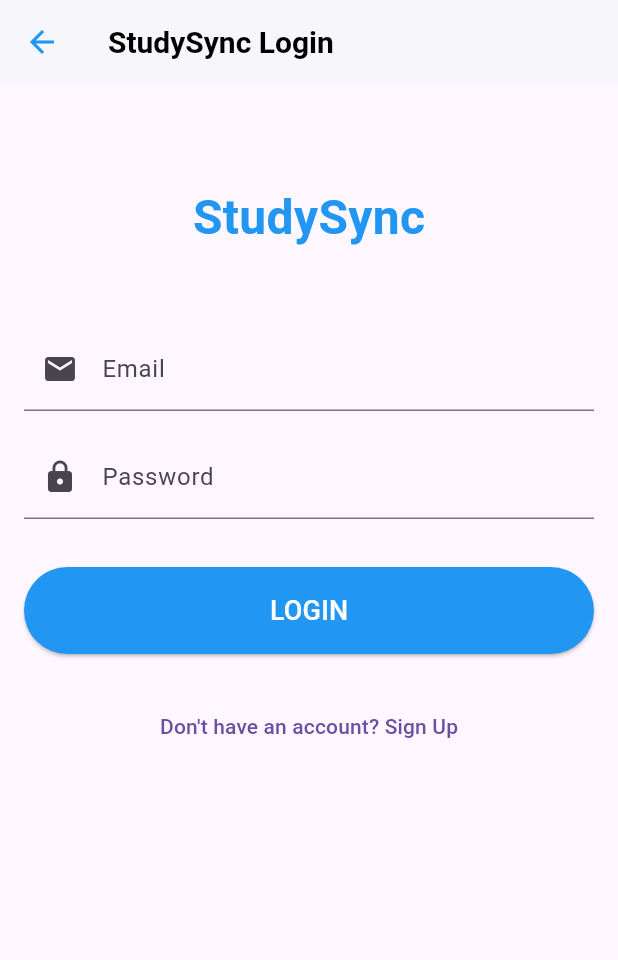
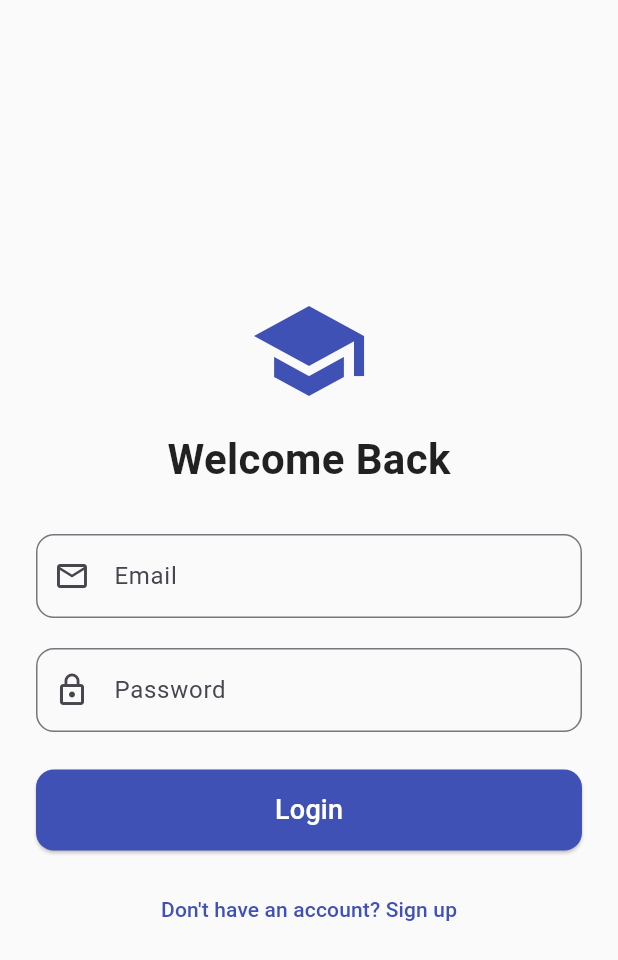
Before and after one commit to syedhuzyfaali/Flutter-Virtual-Internship, a Flutter app: the LoginScreen screen opened by its route, on a phone screen of 412 x 824 dp. Shown: the top 960 px of the screen. Run offline on Flutter 3.47's test engine with Material 3 defaults, Android fonts, the phone set to English and light mode, and no system bars.

Commit message:
Update login_screen.dart
Updated the login screen to use local temp data since mock api is down

```diff
--- a/lib/Screens/login_screen.dart
+++ b/lib/Screens/login_screen.dart
@@ -1,8 +1,4 @@
-// ignore_for_file: use_build_context_synchronously
-
 import 'package:flutter/material.dart';
-import 'dart:convert'; // Required for jsonDecode
-import 'package:http/http.dart' as http; // Required for API calls
 
 class LoginScreen extends StatefulWidget {
   const LoginScreen({super.key});
@@ -16,135 +12,155 @@ class _LoginScreenState extends State<LoginScreen> {
   final _emailController = TextEditingController();
   final _passwordController = TextEditingController();
 
-  final String _mockApiBaseUrl = 'https://68f34f12fd14a9fcc428651a.mockapi.io/user';
+  bool _isLoading = false;
+
+  // 🔹 Temporary local mock user list (no API)
+  final List<Map<String, String>> _mockUsers = [
+    {
+      'email': 'student@example.com',
+      'password': '12345',
+      'fname': 'John',
+    },
+    {
+      'email': 'admin@example.com',
+      'password': 'admin123',
+      'fname': 'Admin',
+    },
+  ];
 
   void _login() async {
-    if (_formKey.currentState!.validate()) {
-      final email = _emailController.text;
-      final password = _passwordController.text;
+    if (!_formKey.currentState!.validate()) return;
 
-      try {
-        final url = Uri.parse('$_mockApiBaseUrl?email=$email');
-        final response = await http.get(url);
+    setState(() => _isLoading = true);
+    await Future.delayed(const Duration(seconds: 1)); // Simulate network delay
 
-        if (response.statusCode == 200) {
-          final List<dynamic> users = jsonDecode(response.body);
+    final email = _emailController.text.trim();
+    final password = _passwordController.text.trim();
 
-          if (users.isNotEmpty) {
-            final Map<String, dynamic> user = users.first;
+    final user = _mockUsers.firstWhere(
+      (u) => u['email'] == email,
+      orElse: () => {},
+    );
 
-            final storedPassword = user['password'] as String?;
-            final storedName = user['fname'] as String?;
-
-            if (storedPassword != null && storedPassword == password) {
-
-              final userName = (storedName?.isNotEmpty == true) ? storedName! : 'Student';
+    if (user.isNotEmpty && user['password'] == password) {
+      final userName = user['fname'] ?? 'Student';
 
       ScaffoldMessenger.of(context).showSnackBar(
-                SnackBar(content: Text('Login Successful! Welcome back, $userName.')),
+        SnackBar(content: Text('Welcome back, $userName!')),
       );
 
-
+      // 🔹 Navigate to your main app shell
       Navigator.pushNamedAndRemoveUntil(
         context,
         '/app_shell',
         (route) => false,
-                arguments: {
-                  'isLoggedIn': true,
-                  'userName': userName,
-                },
+        arguments: {'isLoggedIn': true, 'userName': userName},
       );
-
     } else {
       ScaffoldMessenger.of(context).showSnackBar(
-                const SnackBar(content: Text('Invalid Credentials. Please try again.')),
+        const SnackBar(content: Text('Invalid credentials, please try again.')),
       );
     }
-          } else {
-            ScaffoldMessenger.of(context).showSnackBar(
-              const SnackBar(content: Text('User not found. Please sign up.')),
-            );
-          }
-        } else {
-          ScaffoldMessenger.of(context).showSnackBar(
-            SnackBar(content: Text('Login Failed. Server error: ${response.statusCode}')),
-          );
-        }
-      } catch (e, st) {
-        print('LOGIN ERROR: $e');
-        print('STACK TRACE: $st');
-        ScaffoldMessenger.of(context).showSnackBar(
-          SnackBar(content: Text('An unexpected error occurred during login. Check console for details.')),
-        );
-      }
-    }
+
+    setState(() => _isLoading = false);
   }
 
   @override
   Widget build(BuildContext context) {
     return Scaffold(
-      appBar: AppBar(title: const Text('StudySync Login')),
-      body: SingleChildScrollView(
-        padding: const EdgeInsets.all(16.0),
+      backgroundColor: Colors.grey[50],
+      body: Center(
+        child: SingleChildScrollView(
+          padding: const EdgeInsets.symmetric(horizontal: 24.0),
           child: Form(
             key: _formKey,
             child: Column(
-            crossAxisAlignment: CrossAxisAlignment.stretch,
-            children: <Widget>[
-              const SizedBox(height: 50),
-              // Logo/Title placeholder
-              const Center(
-                child: Text('StudySync', style: TextStyle(fontSize: 32, fontWeight: FontWeight.bold, color: Colors.blue)),
+              mainAxisAlignment: MainAxisAlignment.center,
+              children: [
+                // 🔹 Logo / App name
+                const Icon(Icons.school, size: 80, color: Colors.indigo),
+                const SizedBox(height: 12),
+                const Text(
+                  "Welcome Back",
+                  style: TextStyle(
+                    fontSize: 28,
+                    fontWeight: FontWeight.bold,
+                    color: Colors.black87,
                   ),
-              const SizedBox(height: 50),
+                ),
+                const SizedBox(height: 30),
 
-              // Email Field
+                // 🔹 Email field
                 TextFormField(
                   controller: _emailController,
+                  decoration: InputDecoration(
+                    labelText: 'Email',
+                    prefixIcon: const Icon(Icons.email_outlined),
+                    border: OutlineInputBorder(
+                      borderRadius: BorderRadius.circular(12),
+                    ),
+                  ),
                   keyboardType: TextInputType.emailAddress,
-                decoration: const InputDecoration(labelText: 'Email', prefixIcon: Icon(Icons.email)),
                   validator: (value) {
-                  if (value == null || !value.contains('@')) {
-                    return 'Please enter a valid email';
+                    if (value == null || value.isEmpty) {
+                      return 'Enter your email';
+                    }
+                    if (!value.contains('@')) {
+                      return 'Invalid email address';
                     }
                     return null;
                   },
                 ),
-              const SizedBox(height: 16),
+                const SizedBox(height: 20),
 
-              // Password Field
+                // 🔹 Password field
                 TextFormField(
                   controller: _passwordController,
+                  decoration: InputDecoration(
+                    labelText: 'Password',
+                    prefixIcon: const Icon(Icons.lock_outline),
+                    border: OutlineInputBorder(
+                      borderRadius: BorderRadius.circular(12),
+                    ),
+                  ),
                   obscureText: true,
-                decoration: const InputDecoration(labelText: 'Password', prefixIcon: Icon(Icons.lock)),
-                validator: (value) {
-                  if (value == null || value.isEmpty) {
-                    return 'Please enter your password';
-                  }
-                  return null;
-                },
+                  validator: (value) =>
+                      value == null || value.isEmpty ? 'Enter your password' : null,
                 ),
-              const SizedBox(height: 32),
+                const SizedBox(height: 25),
 
-              // Login Button
-              ElevatedButton(
-                onPressed: _login,
+                // 🔹 Login button
+                SizedBox(
+                  width: double.infinity,
+                  child: ElevatedButton(
+                    onPressed: _isLoading ? null : _login,
                     style: ElevatedButton.styleFrom(
-                  padding: const EdgeInsets.symmetric(vertical: 16),
-                  backgroundColor: Colors.blue,
+                      backgroundColor: Colors.indigo,
+                      padding: const EdgeInsets.symmetric(vertical: 14),
+                      shape: RoundedRectangleBorder(
+                        borderRadius: BorderRadius.circular(12),
                       ),
-                child: const Text('LOGIN', style: TextStyle(fontSize: 18, color: Colors.white)),
                     ),
+                    child: _isLoading
+                        ? const CircularProgressIndicator(color: Colors.white)
+                        : const Text(
+                            'Login',
+                            style: TextStyle(fontSize: 18, color: Colors.white),
+                          ),
+                  ),
+                ),
+                const SizedBox(height: 15),
 
-              const SizedBox(height: 24),
-              // Link to Sign Up
+                // 🔹 Footer
                 TextButton(
-                onPressed: () {
-                  Navigator.pushReplacementNamed(context, '/signup');
-                },
-                child: const Text("Don't have an account? Sign Up"),
+                  onPressed: () {},
+                  child: const Text(
+                    "Don't have an account? Sign up",
+                    style: TextStyle(color: Colors.indigo),
+                  ),
                 ),
               ],
+            ),
           ),
         ),
       ),
```
Lines whose indentation alone changed are shown as unchanged.
